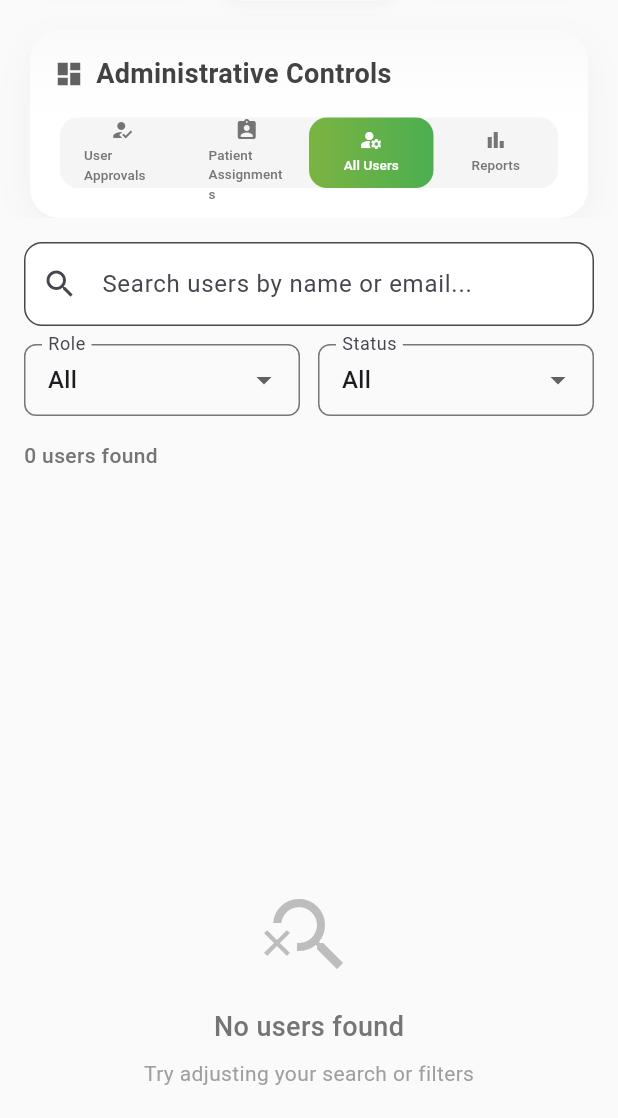
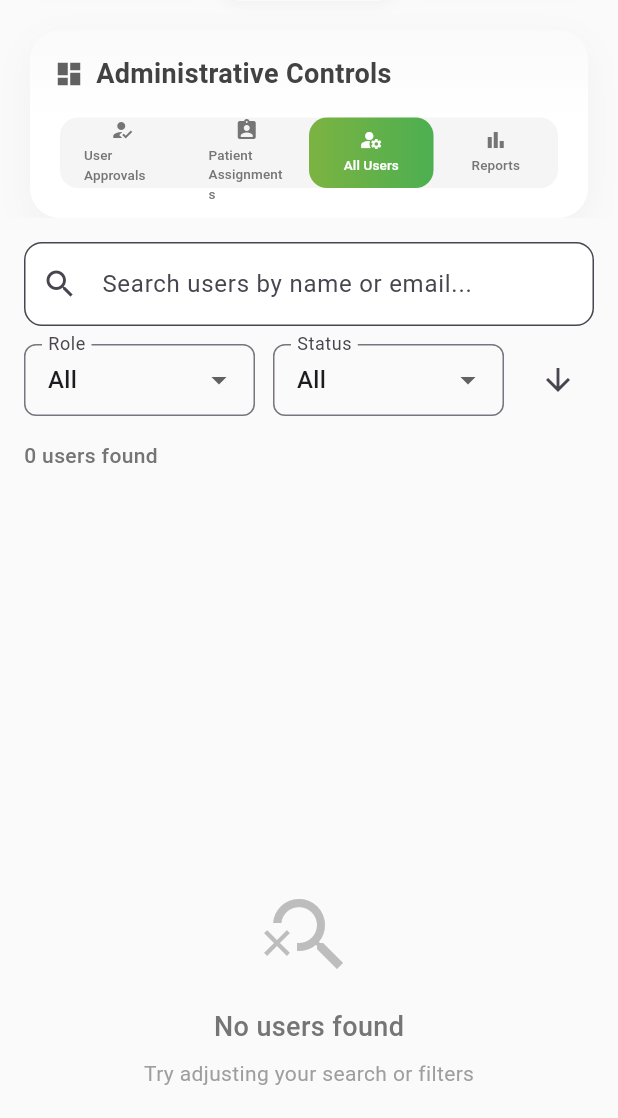
Before and after one commit to Rathin0708/iedeo-doc-admin, a Flutter app: the screen it shows once a user with an empty profile is signed in, tab 3 chosen, scrolled down 576 dp, on a phone screen of 412 x 824 dp, the part 118-1236 px from its top. Run offline on Flutter 3.47's test engine with Material 3 defaults, Android fonts, the phone set to English and light mode, and no system bars; our stand-ins replace cloud_firestore, firebase_auth, firebase_core, firebase_storage, flutter_image_compress, google_sign_in and 1 more; accounts and stored records are empty.

Commit message:
filter assendind desendin order in users

```diff
--- a/lib/widgets/users_management_tab.dart
+++ b/lib/widgets/users_management_tab.dart
@@ -14,6 +14,7 @@ class _UsersManagementTabState extends State<UsersManagementTab> {
   String _searchQuery = '';
   String _selectedRole = 'All';
   String _selectedStatus = 'All';
+  bool _isAscending = true;
 
   @override
   Widget build(BuildContext context) {
@@ -24,7 +25,13 @@ class _UsersManagementTabState extends State<UsersManagementTab> {
         }
 
         final allUsers = firebaseService.allUsers;
-        final filteredUsers = _filterUsers(allUsers);
+        var filteredUsers = _filterUsers(allUsers);
+
+        filteredUsers.sort((a, b) {
+          return _isAscending
+              ? a.name.toLowerCase().compareTo(b.name.toLowerCase())
+              : b.name.toLowerCase().compareTo(a.name.toLowerCase());
+        });
 
         return Column(
           children: [
@@ -116,6 +123,23 @@ class _UsersManagementTabState extends State<UsersManagementTab> {
                                 onChanged: (value) {
                                   setState(() {
                                     _selectedStatus = value!;
+                                  });
+                                },
+                              ),
+                            ),
+                            // Sort Order Button
+                            const SizedBox(width: 12),
+                            Tooltip(
+                              message: _isAscending
+                                  ? 'Ascending Order'
+                                  : 'Descending Order',
+                              child: IconButton(
+                                icon: Icon(_isAscending
+                                    ? Icons.arrow_downward
+                                    : Icons.arrow_upward),
+                                onPressed: () {
+                                  setState(() {
+                                    _isAscending = !_isAscending;
                                   });
                                 },
                               ),
```
